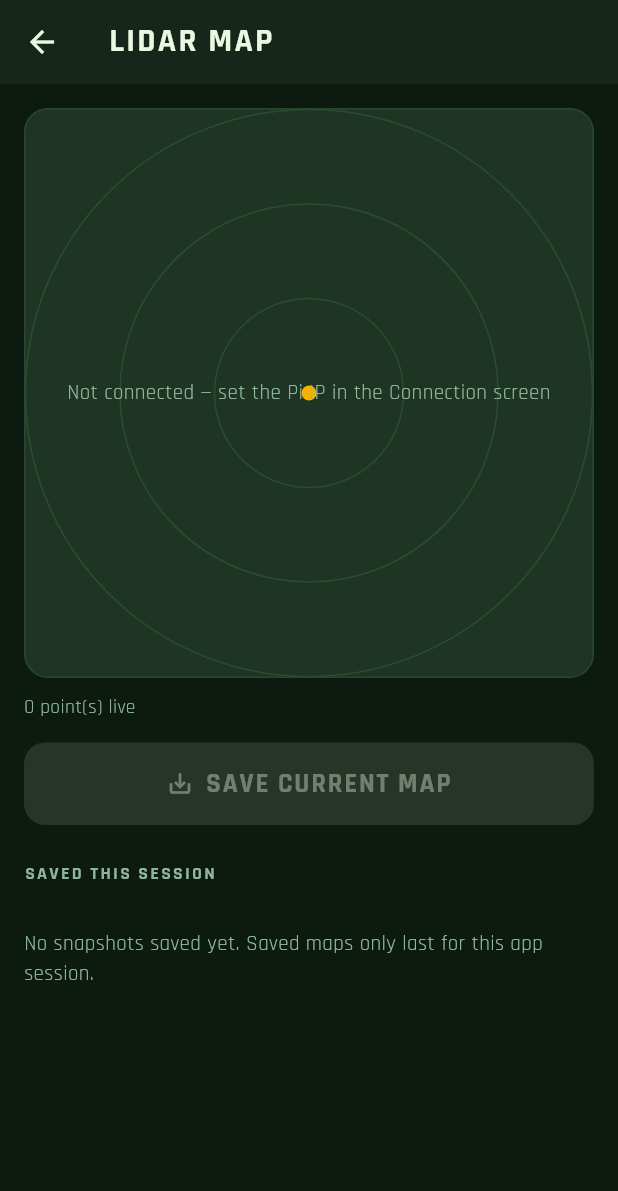
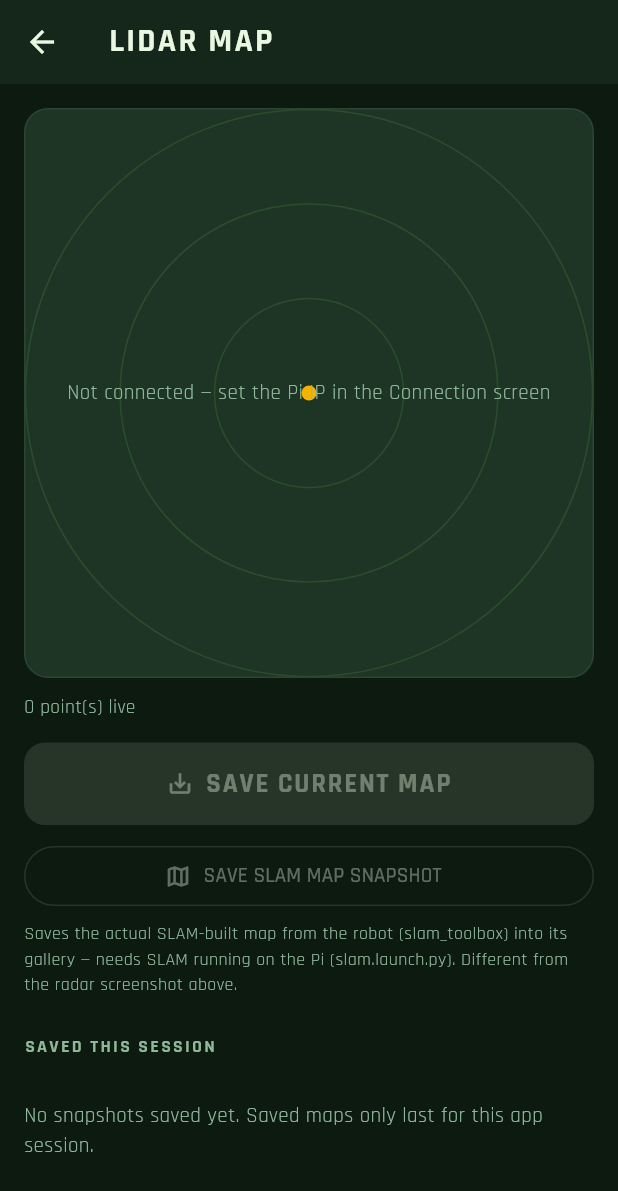
Before and after one commit to abdlnc/appPD, a Flutter app: the LidarMapScreen screen opened directly, on a phone screen of 412 x 824 dp. Shown: the top 1191 px of the screen. Run offline on Flutter 3.47's test engine with Material 3 defaults, Android fonts, the phone set to English and light mode, and no system bars; our stand-ins replace cloud_firestore, firebase_core, flutter_map, google_fonts, latlong2; missing offline and left inert: flutter_joystick; accounts and stored records are empty.

Commit message:
Add SAVE SLAM MAP SNAPSHOT button (Lidar Map screen)
New round trip, distinct from the existing point-cloud screenshot button:
  app -> robot: "SAVEMAP"
  robot -> app: "MAPSAVED:<name>" or "MAPERR:<reason>"

robot_socket.dart: isSavingMap/mapSaveResult/mapSaveError state,
saveSlamMap()/clearMapSaveResult(). lidar_map_screen.dart: new button +
SnackBar feedback, clearly separate from "SAVE CURRENT MAP" (which is a
client-side radar screenshot, not the actual SLAM map).

Pi side (not in this repo -- AGV_RaspberryPi_Source_Code_BITS):
bridge_node.py gained the SAVEMAP handler, shelling out to
~/save_slam_map.sh in a background thread (off the asyncio loop) with a
20s timeout. Tested live end-to-end against the running robot: SAVEMAP ->
MAPSAVED:<name> -> file appears via gallery_server's /list/maps.

flutter analyze: clean (2 pre-existing, unrelated info-level lints only).

Co-Authored-By: Claude Sonnet 5 <noreply@anthropic.com>

```diff
--- a/lib/screens/lidar_map_screen.dart
+++ b/lib/screens/lidar_map_screen.dart
@@ -30,6 +30,23 @@ class _LidarMapScreenState extends State<LidarMapScreen> {
   final GlobalKey _paintKey = GlobalKey();
   final List<LidarSnapshot> _snapshots = [];
   bool _saving = false;
+
+  // ---- SLAM map save (server-side -- ~/save_slam_map.sh on the Pi via the
+  // "SAVEMAP" WebSocket command, distinct from the point-cloud screenshot
+  // above which is purely client-side/session-only) ----
+  void _showSlamSnackBar(bool ok, String text) {
+    if (!mounted) return;
+    ScaffoldMessenger.of(context)
+      ..hideCurrentSnackBar()
+      ..showSnackBar(SnackBar(
+        behavior: SnackBarBehavior.floating,
+        backgroundColor: ok ? AppColors.lime : AppColors.offline,
+        content: Text(text,
+            style: GoogleFonts.rajdhani(
+                color: ok ? AppColors.onLime : Colors.white,
+                fontWeight: FontWeight.w700)),
+      ));
+  }
 
   Future<void> _save(int pointCount) async {
     if (_saving) return;
@@ -90,6 +107,16 @@ class _LidarMapScreenState extends State<LidarMapScreen> {
       body: Consumer<RobotSocket>(
         builder: (context, socket, _) {
           final points = socket.lidarPoints;
+          if (socket.mapSaveResult != null || socket.mapSaveError != null) {
+            final ok = socket.mapSaveResult != null;
+            final text = ok
+                ? "SLAM map saved as \"${socket.mapSaveResult}\" — view it in Gallery → MAPS"
+                : "Couldn't save SLAM map: ${socket.mapSaveError}";
+            WidgetsBinding.instance.addPostFrameCallback((_) {
+              _showSlamSnackBar(ok, text);
+              socket.clearMapSaveResult();
+            });
+          }
           return ListView(
             padding: const EdgeInsets.all(16),
             children: [
@@ -145,6 +172,33 @@ class _LidarMapScreenState extends State<LidarMapScreen> {
                       : () => _save(points.length),
                   icon: const Icon(Icons.save_alt),
                   label: Text(_saving ? "SAVING…" : "SAVE CURRENT MAP"),
+                ),
+              ),
+              const SizedBox(height: 10),
+              SizedBox(
+                width: double.infinity,
+                child: OutlinedButton.icon(
+                  onPressed: (!socket.isConnected || socket.isSavingMap)
+                      ? null
+                      : () => socket.saveSlamMap(),
+                  icon: socket.isSavingMap
+                      ? const SizedBox(
+                          width: 16,
+                          height: 16,
+                          child: CircularProgressIndicator(strokeWidth: 2),
+                        )
+                      : const Icon(Icons.map_outlined),
+                  label: Text(
+                      socket.isSavingMap ? "SAVING SLAM MAP…" : "SAVE SLAM MAP SNAPSHOT"),
+                ),
+              ),
+              Padding(
+                padding: const EdgeInsets.only(top: 6),
+                child: Text(
+                  "Saves the actual SLAM-built map from the robot (slam_toolbox) "
+                  "into its gallery — needs SLAM running on the Pi "
+                  "(slam.launch.py). Different from the radar screenshot above.",
+                  style: GoogleFonts.rajdhani(color: AppColors.textLo, fontSize: 12),
                 ),
               ),
               const SizedBox(height: 24),
```
Also changed, not shown: lib/services/robot_socket.dart (+37 -0 lines).
